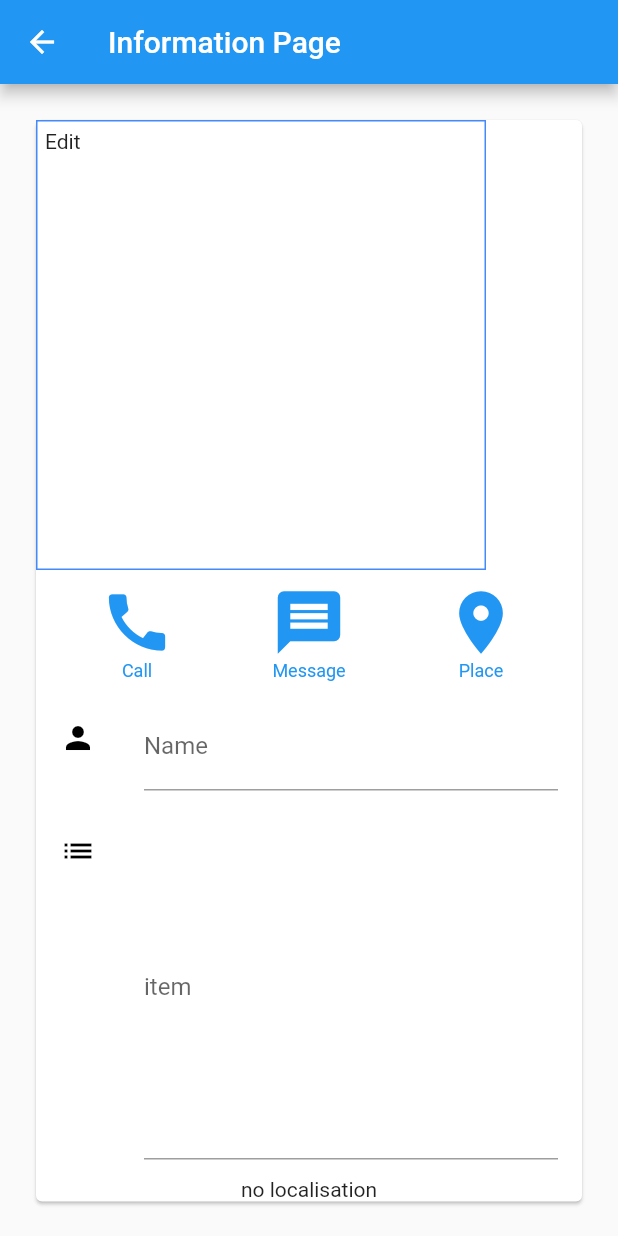
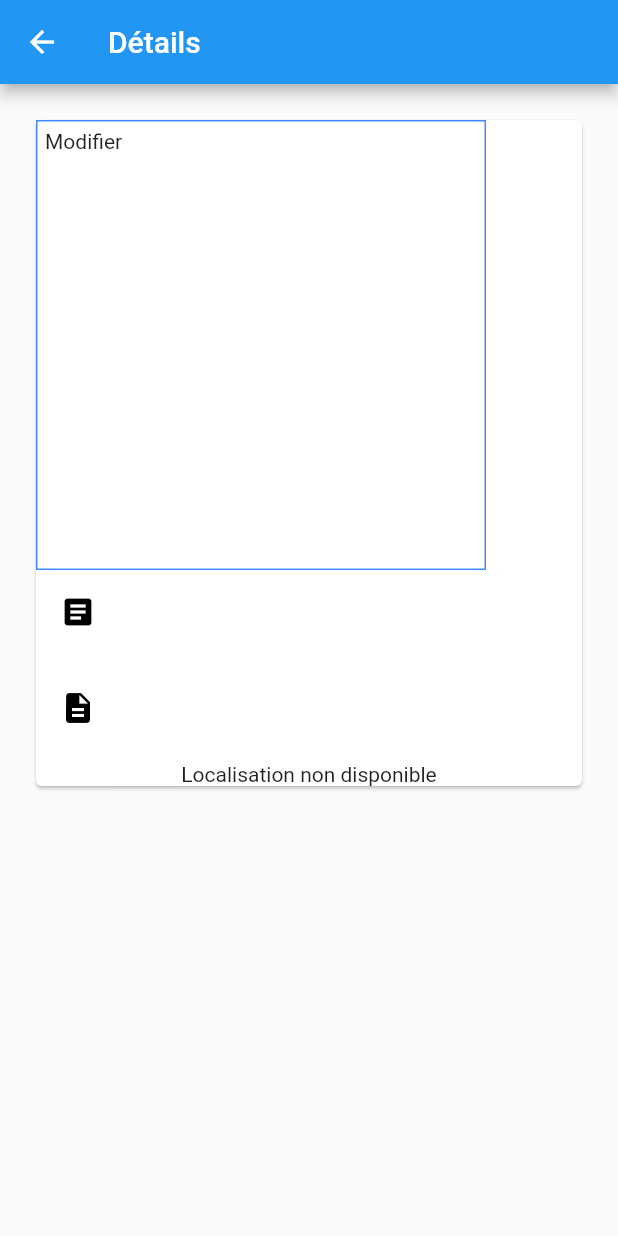
Before and after one commit to QuentFlo/expressorder, a Flutter app: the MyInfoPage screen opened directly with empty values, on a phone screen of 412 x 824 dp. Run offline on Flutter 3.47's test engine with Material 2 defaults, Android fonts, the phone set to English and light mode, and no system bars; our stand-ins replace cloud_firestore, firebase_auth, firebase_core, firebase_storage, get, image_picker and 1 more; accounts and stored records are empty.

Commit message:
bugfix affichage images et infos détaillées

```diff
--- a/express_order/lib/pages/login.dart
+++ b/express_order/lib/pages/login.dart
@@ -42,7 +42,7 @@ class LoginPage extends StatelessWidget {
                     autofocus: false,
                     obscureText: true,
                     decoration: const InputDecoration(
-                      labelText: 'Password',
+                      labelText: 'Mot de passe',
                       labelStyle: TextStyle(fontSize: 20.0),
                       border: OutlineInputBorder(),
                       errorStyle:
--- a/express_order/lib/pages/user_main.dart
+++ b/express_order/lib/pages/user_main.dart
@@ -1,6 +1,4 @@
-import 'package:express_order/user/add_items.dart';
 import 'package:express_order/user/change_pass.dart';
-import 'package:express_order/user/dashboard.dart';
 import 'package:express_order/user/profile.dart';
 import 'package:express_order/user/pull_items.dart';
 import 'package:flutter/material.dart';
--- a/express_order/lib/user/dashboard.dart
+++ b/express_order/lib/user/dashboard.dart
@@ -1,10 +1,8 @@
 import 'dart:io';
 
-import 'package:express_order/controllers/map_controller.dart';
 import 'package:flutter/cupertino.dart';
 import 'package:flutter/material.dart';
 import 'package:image_picker/image_picker.dart';
-import 'package:get/get.dart';
 
 
 class Dashboard extends StatefulWidget {
@@ -69,7 +67,6 @@ class _State extends State<Dashboard> {
   Future<dynamic> createAlertDialog(BuildContext context) {
     TextEditingController customContrller = TextEditingController();
     final picker = ImagePicker();
-    var controller = Get.put(MapController());
 
     Future onOpenGallery() async {
       final pickedFile = await picker.pickImage(source: ImageSource.gallery);
--- a/express_order/lib/user/info_user.dart
+++ b/express_order/lib/user/info_user.dart
@@ -1,12 +1,10 @@
 import 'package:flutter/material.dart';
 import 'package:cloud_firestore/cloud_firestore.dart';
-import 'package:express_order/controllers/map_controller.dart';
-import 'package:get/get.dart';
 import 'package:location/location.dart';
 
 class MyInfoPage extends StatefulWidget {
   final DocumentSnapshot ds;
-  const MyInfoPage({required this.ds});
+   const MyInfoPage({required this.ds});
   @override
   _MyInfoPageState createState() => _MyInfoPageState();
 }
@@ -47,7 +45,7 @@ class _MyInfoPageState extends State<MyInfoPage> {
 
     locationData = await location.getLocation();
     if (locationData == null) {
-      return "no localisation";
+      return "Localisation non disponible";
     }
     return (locationData);
   }
@@ -79,7 +77,7 @@ class _MyInfoPageState extends State<MyInfoPage> {
     //_Location = getLocation();
     return Scaffold(
       appBar: AppBar(
-        title: const Text('Information Page'),
+        title: const Text('Détails'),
       ),
       body: SingleChildScrollView(
         padding: const EdgeInsets.all(20.0),
@@ -96,43 +94,32 @@ class _MyInfoPageState extends State<MyInfoPage> {
                           border: Border.all(color: Colors.blueAccent)),
                       padding: const EdgeInsets.all(5.0),
                       child: productImage == ''
-                          ? const Text('Edit')
+                          ? const Text('Modifier')
                           : Image.network(productImage !+ '?alt=media'),
                     ),
                   ],
                 ),
-                const IniciarIcon(),
+                // const IniciarIcon(),
                 ListTile(
-                  leading: const Icon(Icons.person, color: Colors.black),
-                  title: TextFormField(
-                    controller: nameInputController,
-                    validator: (value) {
-                      if (value!.isEmpty) return "Ingresa un nombre";
-                    },
-                    decoration: const InputDecoration(
-                        hintText: "Name", labelText: "Name"),
-                  ),
+                  leading: const Icon(Icons.article, color: Colors.black),
+                  title: Text(
+                    nameInputController!.text,),
                 ),
                 const Padding(
                   padding: EdgeInsets.only(top: 8.0),
                 ),
                 ListTile(
-                  leading: const Icon(Icons.list, color: Colors.black),
-                  title: TextFormField(
+                  leading: const Icon(Icons.description, color: Colors.black),
+                  title: Text(
+                    recipeInputController!.text,
                     maxLines: 10,
-                    controller: recipeInputController,
-                    validator: (value) {
-                      if (value!.isEmpty) return "Ingresa un nombre";
-                    },
-                    decoration: const InputDecoration(
-                        hintText: "item", labelText: "item"),
                   ),
                 ),
                 const Padding(
                   padding: EdgeInsets.only(top: 8.0),
                 ),
 
-                locationData != null ? Text(locationData!.latitude.toString() + "   " + locationData!.longitude.toString()) : Text("no localisation")
+                locationData != null ? Text(locationData!.latitude.toString() + "   " + locationData!.longitude.toString()) : const Text("Localisation non disponible")
 
               ],
             ),
--- a/express_order/lib/user/last.dart
+++ b/express_order/lib/user/last.dart
@@ -23,7 +23,8 @@ class MyQueryPage extends StatefulWidget {
 
 class _MyQueryPageState extends State<MyQueryPage> {
   //List<String> names = List.from(document['name']);
-  var selectedCurrency, selectedType;
+  var selectedCurrency;
+  var selectedType;
   @override
   Widget build(BuildContext context) {
     return Scaffold(
--- a/express_order/lib/user/listview.dart
+++ b/express_order/lib/user/listview.dart
@@ -16,7 +16,7 @@ class MyApp extends StatelessWidget {
   @override
   Widget build(BuildContext context) {
     return MaterialApp(
-      title: 'View Page1',
+      title: 'Boutique',
       theme: ThemeData(
         primarySwatch: Colors.red,
       ),
@@ -78,13 +78,13 @@ class _MyListPageState extends State<MyListPage> {
     //print('Width of the screen: ${CommonThings.size.width}');
     return Scaffold(
       appBar: AppBar(
-        title: const Text('View Page1'),
+        title: const Text('Détails'),
       ),
       body: StreamBuilder(
         stream: FirebaseFirestore.instance.collection("colitems").snapshots(),
         builder: (BuildContext context, AsyncSnapshot<QuerySnapshot> snapshot) {
           if (!snapshot.hasData) {
-            return const Text("loading....");
+            return const Text("Chargement....");
           }
           int length = snapshot.data!.docs.length;
           //print("from the streamBuilder: "+ snapshot.data.documents[]);
--- a/express_order/lib/user/profile.dart
+++ b/express_order/lib/user/profile.dart
@@ -42,7 +42,7 @@ class _ProfileState extends State<Profile> {
                   },
                   elevation: 5,
                   color: Colors.blueGrey,
-                  child: const Text("Choose photo")),
+                  child: const Text("Selectionner une image")),
 
           Column(
             children: const [
```
Also changed, not shown: express_order/lib/user/add_items.dart (+5 -9 lines), express_order/lib/user/pull_items.dart (+32 -48 lines), express_order/lib/user/update_items.dart (+13 -17 lines).
